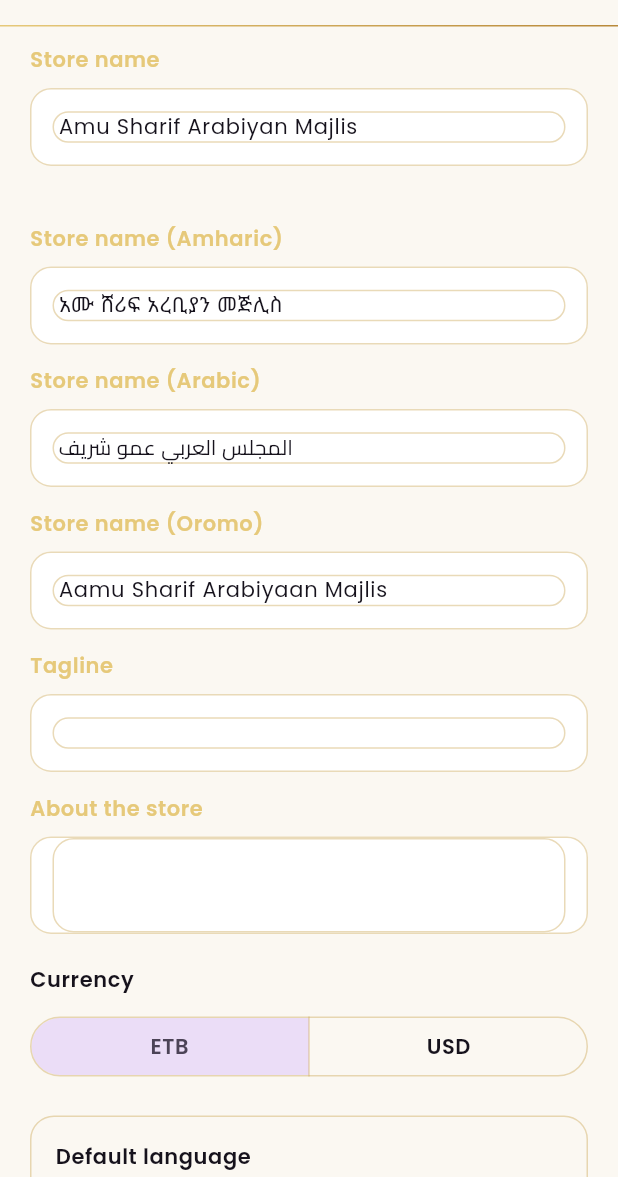
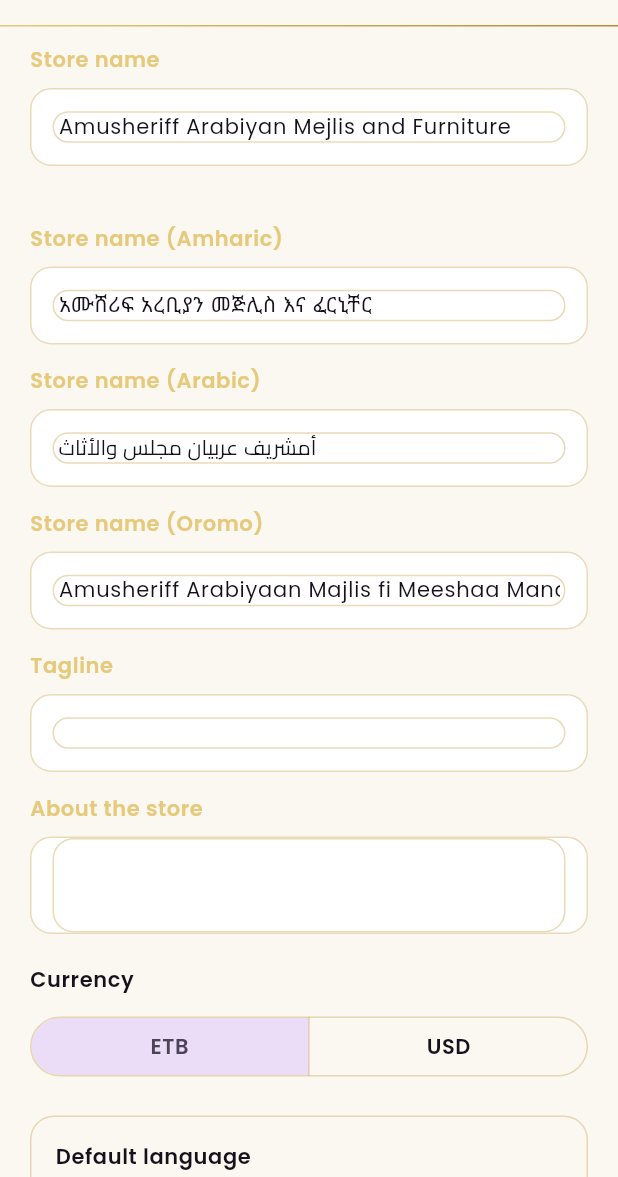
Before and after one commit to mededfami127-web/Amusheriff, a Flutter app: the AdminSiteSettingsPage screen opened by its route, on a phone screen of 412 x 824 dp, the part 59-1236 px from its top. Run offline on Flutter 3.47's test engine with Material 3 defaults, Android fonts, the phone set to English and light mode, and no system bars; our stand-ins replace cached_network_image, connectivity_plus, flutter_animate, flutter_image_compress, flutter_riverpod, flutter_secure_storage and 8 more; missing offline and left inert: video_compress; accounts and stored records are empty; generated files the repository leaves out were written again; statements that could not run were skipped.

Commit message:
feat(brand): rename the shop to Amusheriff Arabiyan Mejlis and Furniture

```diff
--- a/lib/core/l10n/text_catalog.dart
+++ b/lib/core/l10n/text_catalog.dart
@@ -111,10 +111,10 @@ const List<AppTextEntry> kAppTextEntries = <AppTextEntry>[
     key: 'aboutFallback',
     sectionKey: 'settingsTitle',
     defaults: <String, String>{
-      'en': 'Amu Sharif Arabiyan Majlis crafts premium majlis seating, floor cushions and furnishings in the Arabian tradition.',
-      'am': 'አሙ ሸሪፍ አረቢያን መጅሊስ በአረብ ወግ መሰረት ጥራት ያላቸው የመጅሊስ ወንበሮች፣ የመሬት ትራሶች እና የቤት እቃዎችን ያመርታል።',
-      'ar': 'المجلس العربي عمو شريف يصنع مجالس وكنب وأثاثًا فاخرًا وفق التقاليد العربية.',
-      'om': 'Aamu Sharif Arabiyaan Majlis teessoo majlisii, boraatiiwwanii fi meeshaalee mana keessaa sadarkaa olaanaa haala Arabiyaan harkaan hojjeta.',
+      'en': 'Amusheriff Arabiyan Mejlis and Furniture crafts premium majlis seating, floor cushions and furnishings in the Arabian tradition.',
+      'am': 'አሙሸሪፍ አረቢያን መጅሊስ እና ፈርኒቸር በአረብ ወግ መሰረት ጥራት ያላቸው የመጅሊስ ወንበሮች፣ የመሬት ትራሶች እና የቤት እቃዎችን ያመርታል።',
+      'ar': 'أمشريف عربيان مجلس والأثاث يصنع مجالس وكنب وأثاثًا فاخرًا وفق التقاليد العربية.',
+      'om': 'Amusheriff Arabiyaan Majlis fi Meeshaa Manaa teessoo majlisii, boraatiiwwanii fi meeshaalee mana keessaa sadarkaa olaanaa haala Arabiyaan harkaan hojjeta.',
     },
   ),
   AppTextEntry(
@@ -2104,10 +2104,10 @@ const List<AppTextEntry> kAppTextEntries = <AppTextEntry>[
     key: 'appTitle',
     sectionKey: 'settingsTitle',
     defaults: <String, String>{
-      'en': 'Amu Sharif Arabiyan Majlis',
-      'am': 'አሙ ሸሪፍ አረቢያን መጅሊስ',
-      'ar': 'المجلس العربي عمو شريف',
-      'om': 'Aamu Sharif Arabiyaan Majlis',
+      'en': 'Amusheriff Arabiyan Mejlis and Furniture',
+      'am': 'አሙሸሪፍ አረቢያን መጅሊስ እና ፈርኒቸር',
+      'ar': 'أمشريف عربيان مجلس والأثاث',
+      'om': 'Amusheriff Arabiyaan Majlis fi Meeshaa Manaa',
     },
   ),
   AppTextEntry(
@@ -2124,30 +2124,30 @@ const List<AppTextEntry> kAppTextEntries = <AppTextEntry>[
     key: 'brandNameAm',
     sectionKey: 'settingsTitle',
     defaults: <String, String>{
-      'en': 'አሙ ሸሪፍ አረቢያን መጅሊስ',
-      'am': 'አሙ ሸሪፍ አረቢያን መጅሊስ',
-      'ar': 'አሙ ሸሪፍ አረቢያን መጅሊስ',
-      'om': 'አሙ ሸሪፍ አረቢያን መጅሊስ',
+      'en': 'አሙሸሪፍ አረቢያን መጅሊስ እና ፈርኒቸር',
+      'am': 'አሙሸሪፍ አረቢያን መጅሊስ እና ፈርኒቸር',
+      'ar': 'አሙሸሪፍ አረቢያን መጅሊስ እና ፈርኒቸር',
+      'om': 'አሙሸሪፍ አረቢያን መጅሊስ እና ፈርኒቸር',
     },
   ),
   AppTextEntry(
     key: 'brandNameAr',
     sectionKey: 'settingsTitle',
     defaults: <String, String>{
-      'en': 'المجلس العربي عمو شريف',
-      'am': 'المجلس العربي عمو شريف',
-      'ar': 'المجلس العربي عمو شريف',
-      'om': 'المجلس العربي عمو شريف',
+      'en': 'أمشريف عربيان مجلس والأثاث',
+      'am': 'أمشريف عربيان مجلس والأثاث',
+      'ar': 'أمشريف عربيان مجلس والأثاث',
+      'om': 'أمشريف عربيان مجلس والأثاث',
     },
   ),
   AppTextEntry(
     key: 'brandNameEn',
     sectionKey: 'settingsTitle',
     defaults: <String, String>{
-      'en': 'Amu Sharif Arabiyan Majlis',
-      'am': 'Amu Sharif Arabiyan Majlis',
-      'ar': 'Amu Sharif Arabiyan Majlis',
-      'om': 'Amu Sharif Arabiyan Majlis',
+      'en': 'Amusheriff Arabiyan Mejlis and Furniture',
+      'am': 'Amusheriff Arabiyan Mejlis and Furniture',
+      'ar': 'Amusheriff Arabiyan Mejlis and Furniture',
+      'om': 'Amusheriff Arabiyan Mejlis and Furniture',
     },
   ),
   AppTextEntry(
--- a/lib/features/admin/presentation/controllers/admin_editors.dart
+++ b/lib/features/admin/presentation/controllers/admin_editors.dart
@@ -244,10 +244,7 @@ class CategoryEditorController extends _$CategoryEditorController {
       _pendingCoverPath = uploaded;
       state = state.copyWith(coverPath: uploaded, coverUploading: false);
       if (previous.isNotEmpty && previous != uploaded) {
-        await storage.removeQuietly(
-          StorageDataSource.brandBucket,
-          previous,
-        );
+        await storage.removeQuietly(StorageDataSource.brandBucket, previous);
       }
     } on Object catch (error, stack) {
       AppLog.error('CATEGORY COVER UPLOAD failed: ${error.runtimeType}', error);
--- a/lib/features/catalog/data/datasources/storage_datasource.dart
+++ b/lib/features/catalog/data/datasources/storage_datasource.dart
@@ -43,9 +43,7 @@ class StorageDataSource {
     required String extension,
   }) {
     final String safeFolder = brandFolders.contains(folder) ? folder : 'logo';
-    return '$safeFolder/${_safeName(name)}-${_uuid()}${_normaliseExtension(
-      extension,
-    )}';
+    return '$safeFolder/${_safeName(name)}-${_uuid()}${_normaliseExtension(extension)}';
   }
 
   /// Uploads bytes and returns the stored path (bucket-relative), which is
--- a/lib/features/settings/domain/entities/site_settings.dart
+++ b/lib/features/settings/domain/entities/site_settings.dart
@@ -11,10 +11,10 @@ abstract class SiteSettings with _$SiteSettings {
   @JsonSerializable(fieldRename: FieldRename.snake, includeIfNull: false)
   const factory SiteSettings({
     @Default(1) int id,
-    @Default('Amu Sharif Arabiyan Majlis') String storeNameEn,
-    @Default('አሙ ሸሪፍ አረቢያን መጅሊስ') String storeNameAm,
-    @Default('المجلس العربي عمو شريف') String storeNameAr,
-    @Default('Aamu Sharif Arabiyaan Majlis') String storeNameOm,
+    @Default('Amusheriff Arabiyan Mejlis and Furniture') String storeNameEn,
+    @Default('አሙሸሪፍ አረቢያን መጅሊስ እና ፈርኒቸር') String storeNameAm,
+    @Default('أمشريف عربيان مجلس والأثاث') String storeNameAr,
+    @Default('Amusheriff Arabiyaan Majlis fi Meeshaa Manaa') String storeNameOm,
     String? tagline,
     String? about,
     String? logoPath,
--- a/lib/l10n/app_am.arb
+++ b/lib/l10n/app_am.arb
@@ -3,7 +3,7 @@
   "a11yOpenCategory": "የ{name} ምድብ ክፈት",
   "a11yProductImage": "የ{title} ፎቶ",
   "a11yVideoThumbnail": "የ{title} ቪዲዮ አጫውት",
-  "aboutFallback": "አሙ ሸሪፍ አረቢያን መጅሊስ በአረብ ወግ መሰረት ጥራት ያላቸው የመጅሊስ ወንበሮች፣ የመሬት ትራሶች እና የቤት እቃዎችን ያመርታል።",
+  "aboutFallback": "አሙሸሪፍ አረቢያን መጅሊስ እና ፈርኒቸር በአረብ ወግ መሰረት ጥራት ያላቸው የመጅሊስ ወንበሮች፣ የመሬት ትራሶች እና የቤት እቃዎችን ያመርታል።",
   "actionAdd": "ጨምር",
   "actionCallNow": "አሁን ይደውሉ",
   "actionCancel": "ሰርዝ",
@@ -169,11 +169,11 @@
   "adminViewStore": "ሚስጥሩን ይመልከቱ",
   "adminVisibleInStore": "በሚስጥሩ ይታይ",
   "adminWhen": "መቼ",
-  "appTitle": "አሙ ሸሪፍ አረቢያን መጅሊስ",
+  "appTitle": "አሙሸሪፍ አረቢያን መጅሊስ እና ፈርኒቸር",
   "brandMonogram": "ASM",
-  "brandNameAm": "አሙ ሸሪፍ አረቢያን መጅሊስ",
-  "brandNameAr": "المجلس العربي عمو شريف",
-  "brandNameEn": "Amu Sharif Arabiyan Majlis",
+  "brandNameAm": "አሙሸሪፍ አረቢያን መጅሊስ እና ፈርኒቸር",
+  "brandNameAr": "أمشريف عربيان مجلس والأثاث",
+  "brandNameEn": "Amusheriff Arabiyan Mejlis and Furniture",
   "contactEmail": "ኢሜይል",
   "contactFacebook": "ፌስቡክ",
   "contactInstagram": "ኢንስታግራም",
--- a/lib/l10n/app_ar.arb
+++ b/lib/l10n/app_ar.arb
@@ -3,7 +3,7 @@
   "a11yOpenCategory": "افتح فئة {name}",
   "a11yProductImage": "صورة {title}",
   "a11yVideoThumbnail": "تشغيل فيديو {title}",
-  "aboutFallback": "المجلس العربي عمو شريف يصنع مجالس وكنب وأثاثًا فاخرًا وفق التقاليد العربية.",
+  "aboutFallback": "أمشريف عربيان مجلس والأثاث يصنع مجالس وكنب وأثاثًا فاخرًا وفق التقاليد العربية.",
   "actionAdd": "إضافة",
   "actionCallNow": "اتصل الآن",
   "actionCancel": "إلغاء",
@@ -169,11 +169,11 @@
   "adminViewStore": "عرض المتجر",
   "adminVisibleInStore": "ظاهر في المتجر",
   "adminWhen": "متى",
-  "appTitle": "المجلس العربي عمو شريف",
+  "appTitle": "أمشريف عربيان مجلس والأثاث",
   "brandMonogram": "ASM",
-  "brandNameAm": "አሙ ሸሪፍ አረቢያን መጅሊስ",
-  "brandNameAr": "المجلس العربي عمو شريف",
-  "brandNameEn": "Amu Sharif Arabiyan Majlis",
+  "brandNameAm": "አሙሸሪፍ አረቢያን መጅሊስ እና ፈርኒቸር",
+  "brandNameAr": "أمشريف عربيان مجلس والأثاث",
+  "brandNameEn": "Amusheriff Arabiyan Mejlis and Furniture",
   "contactEmail": "البريد الإلكتروني",
   "contactFacebook": "فيسبوك",
   "contactInstagram": "إنستغرام",
--- a/lib/l10n/app_en.arb
+++ b/lib/l10n/app_en.arb
@@ -89,7 +89,7 @@
   "a11yOpenCategory": "Open the {name} category",
   "a11yProductImage": "Photo of {title}",
   "a11yVideoThumbnail": "Play the video for {title}",
-  "aboutFallback": "Amu Sharif Arabiyan Majlis crafts premium majlis seating, floor cushions and furnishings in the Arabian tradition.",
+  "aboutFallback": "Amusheriff Arabiyan Mejlis and Furniture crafts premium majlis seating, floor cushions and furnishings in the Arabian tradition.",
   "actionAdd": "Add",
   "actionCallNow": "Call now",
   "actionCancel": "Cancel",
@@ -274,11 +274,11 @@
   "adminViewStore": "View store",
   "adminVisibleInStore": "Visible in store",
   "adminWhen": "When",
-  "appTitle": "Amu Sharif Arabiyan Majlis",
+  "appTitle": "Amusheriff Arabiyan Mejlis and Furniture",
   "brandMonogram": "ASM",
-  "brandNameAm": "አሙ ሸሪፍ አረቢያን መጅሊስ",
-  "brandNameAr": "المجلس العربي عمو شريف",
-  "brandNameEn": "Amu Sharif Arabiyan Majlis",
+  "brandNameAm": "አሙሸሪፍ አረቢያን መጅሊስ እና ፈርኒቸር",
+  "brandNameAr": "أمشريف عربيان مجلس والأثاث",
+  "brandNameEn": "Amusheriff Arabiyan Mejlis and Furniture",
   "contactEmail": "Email",
   "contactFacebook": "Facebook",
   "contactInstagram": "Instagram",
--- a/lib/l10n/app_om.arb
+++ b/lib/l10n/app_om.arb
@@ -3,7 +3,7 @@
   "a11yOpenCategory": "Ramaddii {name} bani",
   "a11yProductImage": "Suuraa {title}",
   "a11yVideoThumbnail": "Viidiyoo {title} taphachiisi",
-  "aboutFallback": "Aamu Sharif Arabiyaan Majlis teessoo majlisii, boraatiiwwanii fi meeshaalee mana keessaa sadarkaa olaanaa haala Arabiyaan harkaan hojjeta.",
+  "aboutFallback": "Amusheriff Arabiyaan Majlis fi Meeshaa Manaa teessoo majlisii, boraatiiwwanii fi meeshaalee mana keessaa sadarkaa olaanaa haala Arabiyaan harkaan hojjeta.",
   "actionAdd": "Ida'i",
   "actionCallNow": "Amma bilbilii",
   "actionCancel": "Dhiisi",
@@ -170,11 +170,11 @@
   "adminViewStore": "Suuqii ilaali",
   "adminVisibleInStore": "Suuqii keessatti mul'ata",
   "adminWhen": "Yeroo",
-  "appTitle": "Aamu Sharif Arabiyaan Majlis",
+  "appTitle": "Amusheriff Arabiyaan Majlis fi Meeshaa Manaa",
   "brandMonogram": "ASM",
-  "brandNameAm": "አሙ ሸሪፍ አረቢያን መጅሊስ",
-  "brandNameAr": "المجلس العربي عمو شريف",
-  "brandNameEn": "Amu Sharif Arabiyan Majlis",
+  "brandNameAm": "አሙሸሪፍ አረቢያን መጅሊስ እና ፈርኒቸር",
+  "brandNameAr": "أمشريف عربيان مجلس والأثاث",
+  "brandNameEn": "Amusheriff Arabiyan Mejlis and Furniture",
   "contactEmail": "Imeelii",
   "contactFacebook": "Facebook",
   "contactInstagram": "Instagram",
```
Also changed, not shown: lib/core/widgets/app_scaffold.dart (+13 -1 lines), lib/core/widgets/brand_logo.dart (+31 -5 lines), lib/features/admin/presentation/pages/admin_category_editor_sheet.dart (+3 -6 lines), lib/features/storefront/presentation/pages/storefront_home_page.dart (+18 -20 lines), lib/core/l10n/generated/app_localizations.dart, lib/core/l10n/generated/app_localizations_am.dart, lib/core/l10n/generated/app_localizations_ar.dart, lib/core/l10n/generated/app_localizations_en.dart, lib/core/l10n/generated/app_localizations_om.dart, lib/features/settings/domain/entities/site_settings.freezed.dart, lib/features/settings/domain/entities/site_settings.g.dart, 6 other files.
